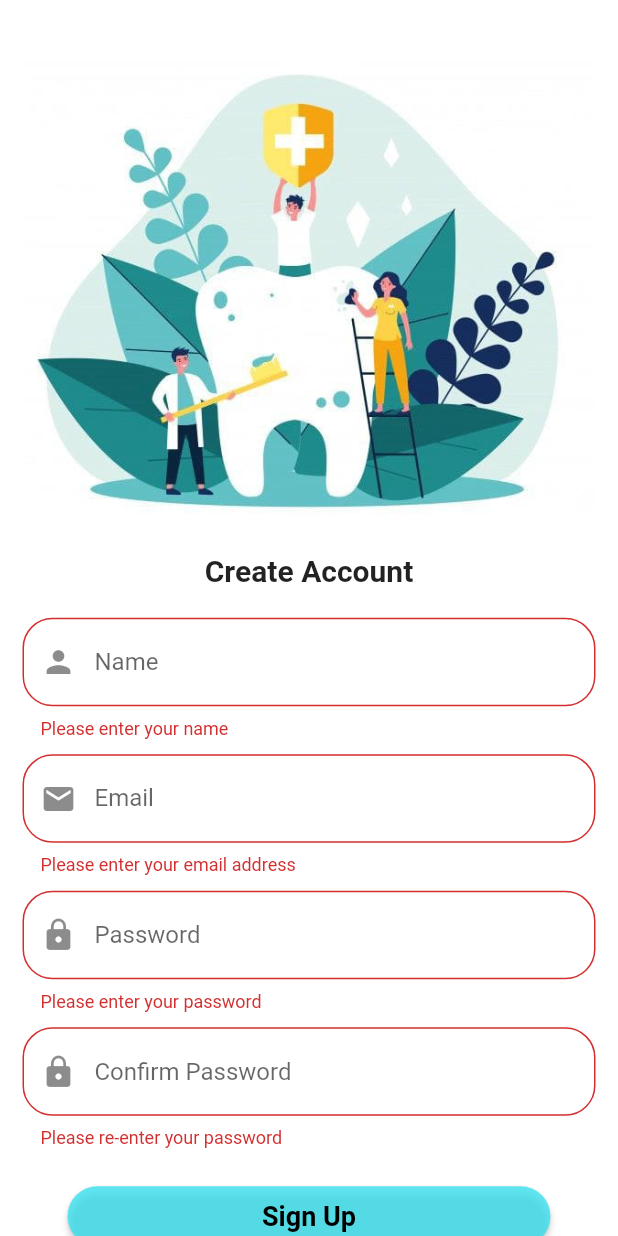
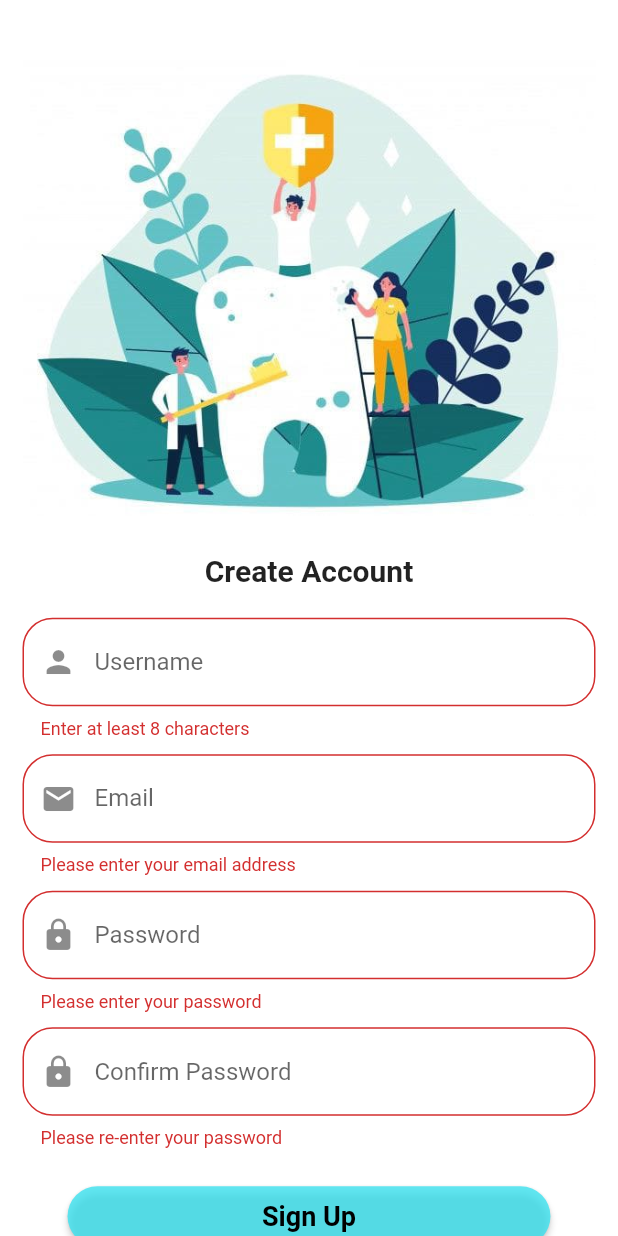
Before and after one commit to todayisjes/team-vinz_repo, a Flutter app: the RegisterScreen screen opened directly, after a tap on "Sign Up", on a phone screen of 412 x 824 dp. Run offline on Flutter 3.47's test engine with Material 2 defaults, Android fonts, the phone set to English and light mode, and no system bars; our stand-ins replace carousel_slider, get, google_fonts, image_picker, material_design_icons_flutter, rflutter_alert and 2 more; missing offline and left inert: custom_clippers, flutter_phone_direct_caller; accounts and stored records are empty.

Commit message:
update halaman register

```diff
--- a/kelompokmbl/lib/screen/registerscreen.dart
+++ b/kelompokmbl/lib/screen/registerscreen.dart
@@ -73,11 +73,11 @@ class _RegisterScreenState extends State<RegisterScreen> {
                               const BorderSide(width: 2, color: Colors.black),
                         ),
                         prefixIcon: const Icon(Icons.person),
-                        labelText: 'Name',
+                        labelText: 'Username',
                         labelStyle: GoogleFonts.lexendDeca()),
                     validator: (value) {
-                      if (value == null || value.isEmpty) {
-                        return "Please enter your name";
+                      if (value != null && value.length < 8) {
+                        return "Enter at least 8 characters";
                       }
                       return null;
                     },
@@ -108,7 +108,7 @@ class _RegisterScreenState extends State<RegisterScreen> {
                         ),
                         prefixIcon: const Icon(Icons.email),
                         labelText: 'Email',
-                        hintText: 'jondoe@gmail.com',
+                        hintText: 'jessie@gmail.com',
                         labelStyle: GoogleFonts.lexendDeca()),
                     validator: (value) {
                       if (value == null || value.isEmpty) {
```
